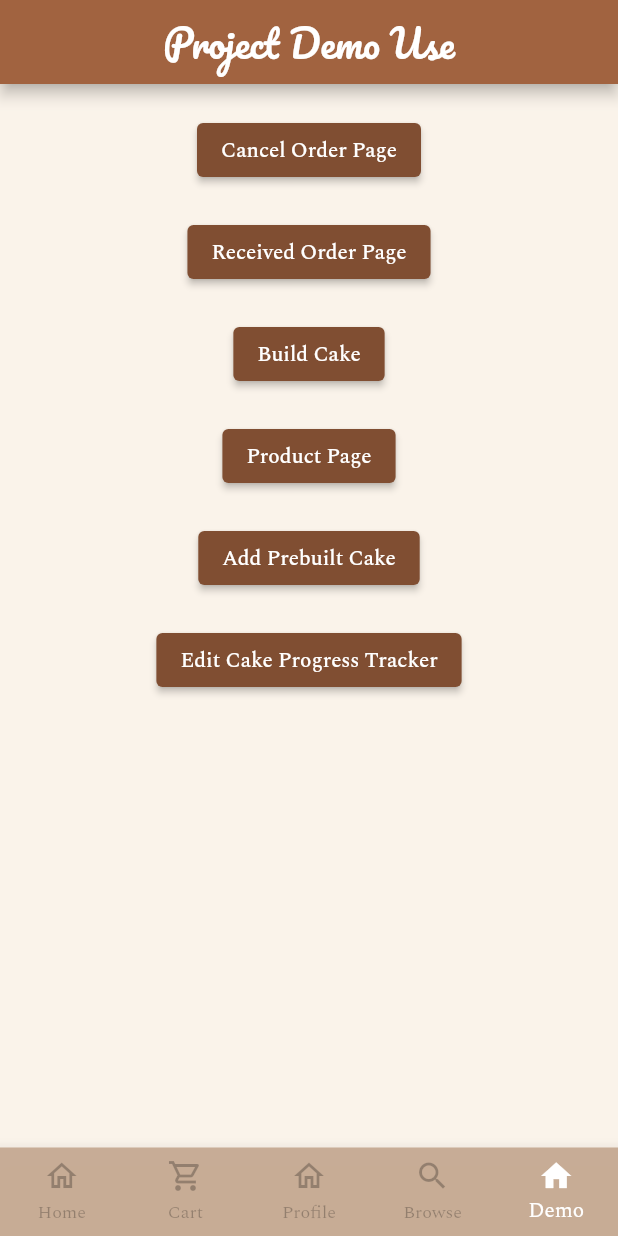
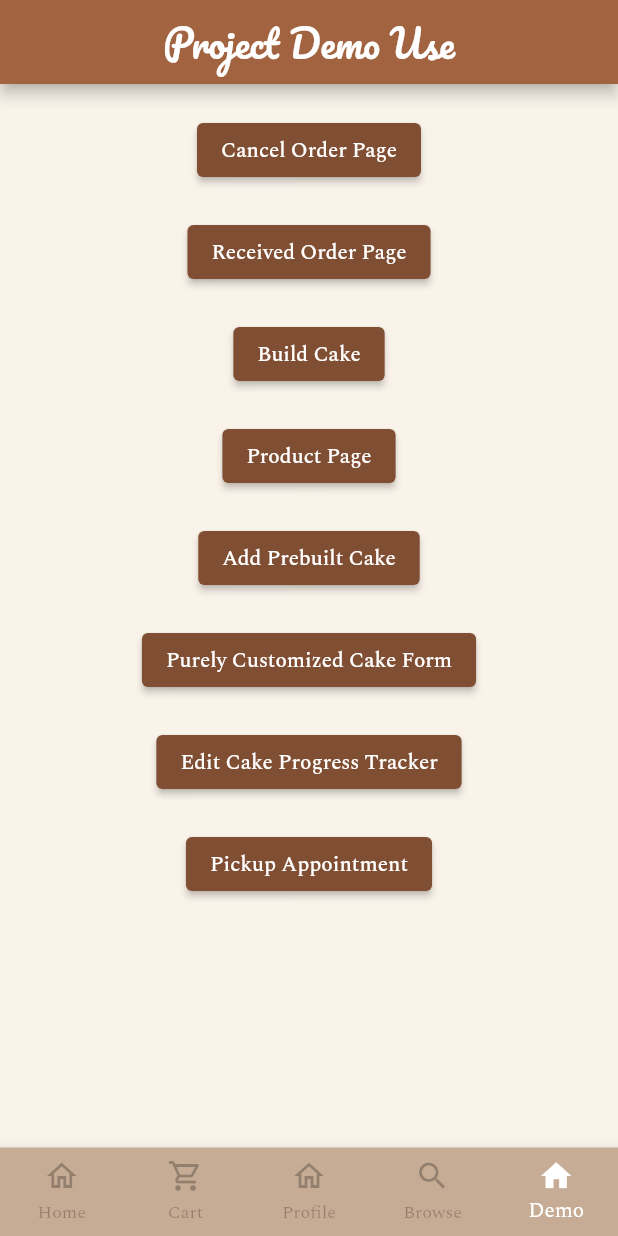
Before and after one commit to fluffysheepcloud/PieceOfCake, a Flutter app: the screen it shows after launch, item 5 of the bottom bar chosen, on a phone screen of 412 x 824 dp. Run offline on Flutter 3.47's test engine with Material 2 defaults, Android fonts, the phone set to English and light mode, and no system bars; our stand-ins replace carousel_slider, cloud_firestore, currency_text_input_formatter, firebase_auth, firebase_core, firebase_messaging and 5 more; missing offline and left inert: cloud_firestore_web, firebase_auth_web, firebase_core_web, firebase_messaging_web, firebase_storage_web, flutter_braintree and 5 more; accounts and stored records are empty; network calls fail; project files that could hold a hidden picture were left out.

Commit message:
Added my use cases to Demo page on main

```diff
--- a/front-end/lib/pages/cake_request_form.dart
+++ b/front-end/lib/pages/cake_request_form.dart
@@ -11,7 +11,9 @@ void main() {
 }
 
 class PurelyCustomizedCake extends StatefulWidget {
-  const PurelyCustomizedCake() : super();
+  var arguments;
+
+  PurelyCustomizedCake({Key? key, this.arguments}) : super(key: key);
 
   @override
   _PurelyCustomizedCakeState createState() => _PurelyCustomizedCakeState();
--- a/front-end/lib/pages/demo.dart
+++ b/front-end/lib/pages/demo.dart
@@ -59,9 +59,21 @@ class Demo extends StatelessWidget {
             SizedBox(height: 20),
             ElevatedButton(
                 onPressed: () {
+                  Navigator.pushNamed(context, "/cake_request_form");
+                },
+                child: Text("Purely Customized Cake Form")),
+            SizedBox(height: 20),
+            ElevatedButton(
+                onPressed: () {
                   Navigator.pushNamed(context, "/edit_cake_progress_tracker");
                 },
                 child: Text("Edit Cake Progress Tracker")),
+            SizedBox(height: 20),
+            ElevatedButton(
+                onPressed: () {
+                  Navigator.pushNamed(context, "/pickup_appointment");
+                },
+                child: Text("Pickup Appointment")),
           ],
         ),
       ),
--- a/front-end/lib/pages/edit_cake_progress_tracker.dart
+++ b/front-end/lib/pages/edit_cake_progress_tracker.dart
@@ -1,7 +1,6 @@
 import 'package:flutter/material.dart';
 import 'package:frontend/pages/cake_progress_tracker.dart';
 import 'package:frontend/routes/routes.dart' as routes;
-
 
 void main() {
   runApp(MaterialApp(
--- a/front-end/lib/pages/pickup_appointment.dart
+++ b/front-end/lib/pages/pickup_appointment.dart
@@ -17,7 +17,10 @@ class MyApp extends StatelessWidget {
 }
 
 class PickupAppointment extends StatefulWidget {
-  const PickupAppointment({Key? key}) : super(key: key);
+
+  var arguments;
+
+  PickupAppointment({this.arguments, Key? key}) : super(key: key);
 
   @override
   _PickupAppointmentState createState()
--- a/front-end/lib/routes/routes.dart
+++ b/front-end/lib/routes/routes.dart
@@ -2,9 +2,11 @@
 import 'package:flutter/material.dart';
 import 'package:frontend/pages/cake_building/custom_cake_page.dart';
 import 'package:frontend/pages/cake_progress_tracker.dart';
+import 'package:frontend/pages/cake_request_form.dart';
 import 'package:frontend/pages/canceled_order.dart';
 import 'package:frontend/pages/edit_cake_progress_tracker.dart';
 import 'package:frontend/pages/index.dart';
+import 'package:frontend/pages/pickup_appointment.dart';
 import 'package:frontend/pages/profile/customer/fav_cakes/fav_cakes_page.dart';
 import 'package:frontend/pages/profile/customer/fav_merchants/fav_merchants.dart';
 import 'package:frontend/pages/profile/customer/orders/orders.dart';
@@ -62,6 +64,8 @@ final routes = {
   "/shopping_cart/payment": (context, {arguments}) => Payment(argumenets: arguments),
   "/product_page": (context, {arguments}) => ProductPage(arguments: arguments),
   "/edit_cake_progress_tracker": (context, {arguments}) => EditCakeProgress(arguments: arguments),
+  "/pickup_appointment": (context, {arguments}) => PickupAppointment(arguments: arguments),
+  "/cake_request_form": (context, {arguments}) => PurelyCustomizedCake(arguments: arguments),
 };
 
 /* This function is similar to a callback function.
```
